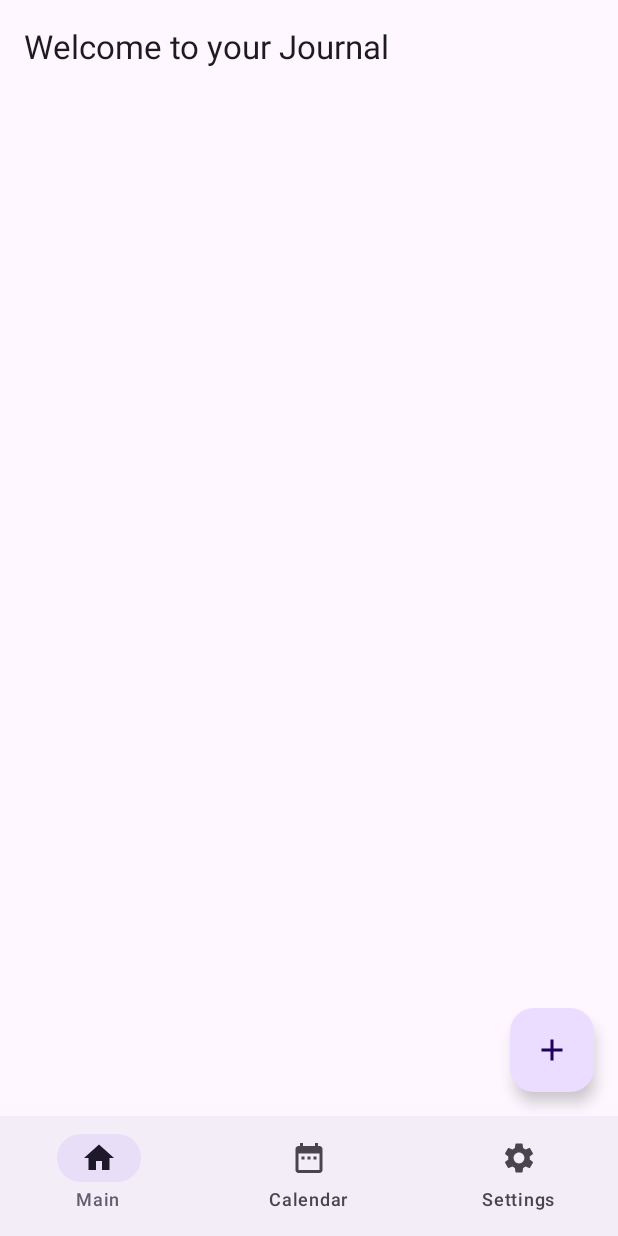
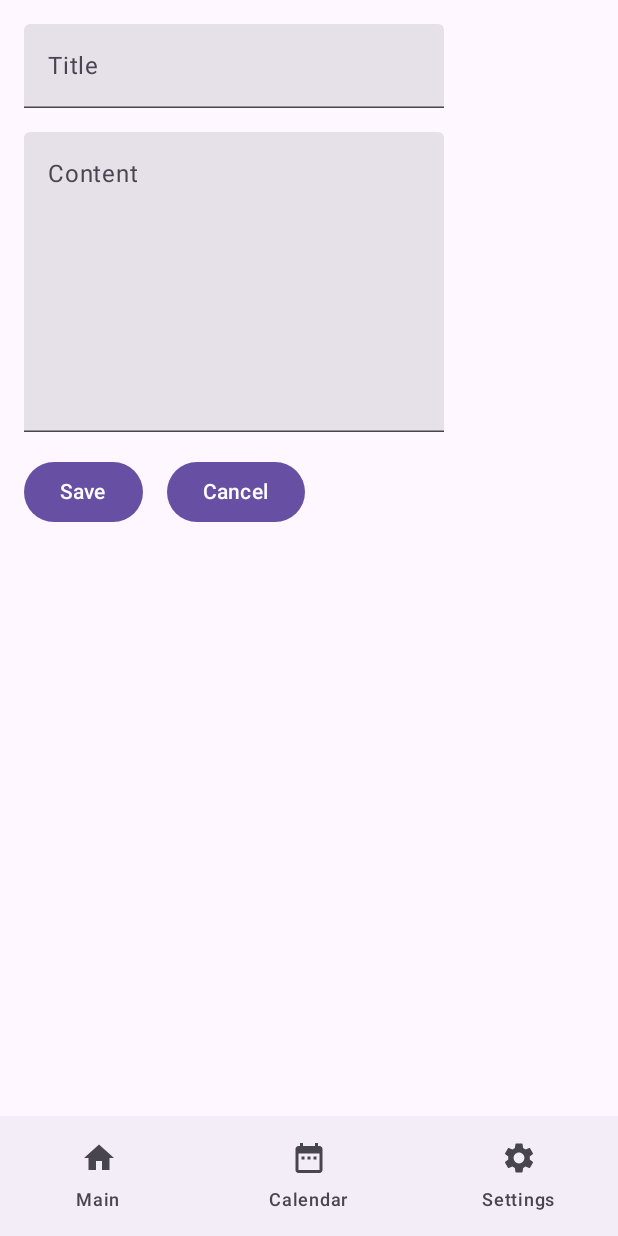
Before and after one commit to ndxnode/Journal-AI-Buddy, an Android app built with Jetpack Compose: the MainScreen screen opened through its navigation route, after a tap on "Add Entry", on a phone screen of 412 x 824 dp. Run offline under Robolectric (Android 15) with nearby library versions, the phone set to English and light mode, and no system bars; our stand-ins replace Firebase (no records; nobody signed in at launch, a user with empty details on screens opened directly), Room's generated code, livedata-compose.

Commit message:
added "add entry screen & some UI changes"

```diff
--- a/app/src/main/java/com/example/journalaibuddy/model/JournalEntry.kt
+++ b/app/src/main/java/com/example/journalaibuddy/model/JournalEntry.kt
@@ -15,10 +15,5 @@ data class JournalEntry(
     val date: LocalDate,
     val isBookmarked: Boolean,
     val imagePath: String?,
-    val mood: Mood,
     val audioPath: String? //Ensure you handle permissions for reading and writing to storage correctly.
 )
-
-enum class Mood {
-    Happy, Sad, Excited, Bored, Neutral, Depressed
-}
--- /dev/null
+++ b/app/src/main/java/com/example/journalaibuddy/ui/screens/AddEntryScreen.kt
@@ -0,0 +1,57 @@
+package com.example.journalaibuddy.ui.screens
+
+import androidx.compose.foundation.layout.*
+import androidx.compose.material3.Button
+import androidx.compose.material3.Text
+import androidx.compose.material3.TextField
+import androidx.compose.runtime.*
+import androidx.compose.ui.Modifier
+import androidx.compose.ui.unit.dp
+import com.example.journalaibuddy.model.JournalEntry
+import java.time.LocalDate
+
+@Composable
+fun AddEntryScreen(onSave: (JournalEntry) -> Unit, onCancel: () -> Unit) {
+    var title by remember { mutableStateOf("") }
+    var content by remember { mutableStateOf("") }
+
+    Column(
+        modifier = Modifier
+            .fillMaxSize()
+            .padding(16.dp),
+        verticalArrangement = Arrangement.spacedBy(16.dp)
+    ) {
+        TextField(
+            value = title,
+            onValueChange = { title = it },
+            label = { Text("Title") }
+        )
+        TextField(
+            value = content,
+            onValueChange = { content = it },
+            label = { Text("Content") },
+            modifier = Modifier.height(200.dp)
+        )
+        Row(
+            horizontalArrangement = Arrangement.spacedBy(16.dp)
+        ) {
+            Button(onClick = {
+                val newEntry = JournalEntry(
+                    id = 0, // Assuming ID will be auto-generated by Room
+                    title = title,
+                    content = content,
+                    date = LocalDate.now(),
+                    isBookmarked = false,
+                    imagePath = null,
+                    audioPath = null
+                )
+                onSave(newEntry)
+            }) {
+                Text("Save")
+            }
+            Button(onClick = onCancel) {
+                Text("Cancel")
+            }
+        }
+    }
+}
--- a/app/src/main/java/com/example/journalaibuddy/ui/screens/CalendarScreen.kt
+++ b/app/src/main/java/com/example/journalaibuddy/ui/screens/CalendarScreen.kt
@@ -76,7 +76,7 @@ fun CalendarDay(date: LocalDate, selectedDate: MutableState<LocalDate?>, showEnt
         modifier = Modifier
             .padding(4.dp)
             .aspectRatio(1f)
-            .background(if (isSelected) Color.Cyan else Color.Transparent)
+            .background(if (isSelected) Color.LightGray else Color.Transparent)
             .clickable {
                 selectedDate.value = date
                 showEntryDetails(date)
--- a/app/src/main/java/com/example/journalaibuddy/ui/screens/MainScreen.kt
+++ b/app/src/main/java/com/example/journalaibuddy/ui/screens/MainScreen.kt
@@ -10,13 +10,14 @@ import androidx.compose.runtime.*
 import androidx.compose.runtime.livedata.observeAsState
 import androidx.compose.ui.Modifier
 import androidx.compose.ui.unit.dp
+import androidx.navigation.NavController
 import com.example.journalaibuddy.model.JournalEntry
 import com.example.journalaibuddy.viewmodel.JournalViewModel
 import com.google.firebase.auth.FirebaseAuth
 
 @OptIn(ExperimentalMaterial3Api::class)
 @Composable
-fun MainScreen(viewModel: JournalViewModel) {
+fun MainScreen(viewModel: JournalViewModel, navController: NavController) {
     val journalEntries by viewModel.filteredEntries.observeAsState(initial = emptyList())
     val user = FirebaseAuth.getInstance().currentUser
 
@@ -28,7 +29,7 @@ fun MainScreen(viewModel: JournalViewModel) {
         },
         floatingActionButtonPosition = FabPosition.End,
         floatingActionButton = {
-            FloatingActionButton(onClick = { /* Navigate to add entry screen */ }) {
+            FloatingActionButton(onClick = { navController.navigate("addEntry") }) {
                 Icon(Icons.Filled.Add, contentDescription = "Add Entry")
             }
         }
--- a/app/src/main/java/com/example/journalaibuddy/ui/screens/MainScreenWithBottomNav.kt
+++ b/app/src/main/java/com/example/journalaibuddy/ui/screens/MainScreenWithBottomNav.kt
@@ -32,7 +32,7 @@ fun MainScreenWithBottomNav(viewModel: JournalViewModel) {
             startDestination = "main",
             modifier = Modifier.padding(paddingValues)
         ) {
-            composable("main") { MainScreen(viewModel) }
+            composable("main") { MainScreen(viewModel, navController) }
             composable("calendar") { CalendarScreen(viewModel) }
             composable("settings") {
                 val context = LocalContext.current
@@ -40,6 +40,15 @@ fun MainScreenWithBottomNav(viewModel: JournalViewModel) {
                     factory = SettingsViewModelFactory(context.applicationContext as Application)
                 )
                 SettingsScreen(settingsViewModel)
+            }
+            composable("addEntry") {
+                AddEntryScreen(
+                    onSave = { entry ->
+                        viewModel.insert(entry)
+                        navController.popBackStack()
+                    },
+                    onCancel = { navController.popBackStack() }
+                )
             }
         }
     }
```
